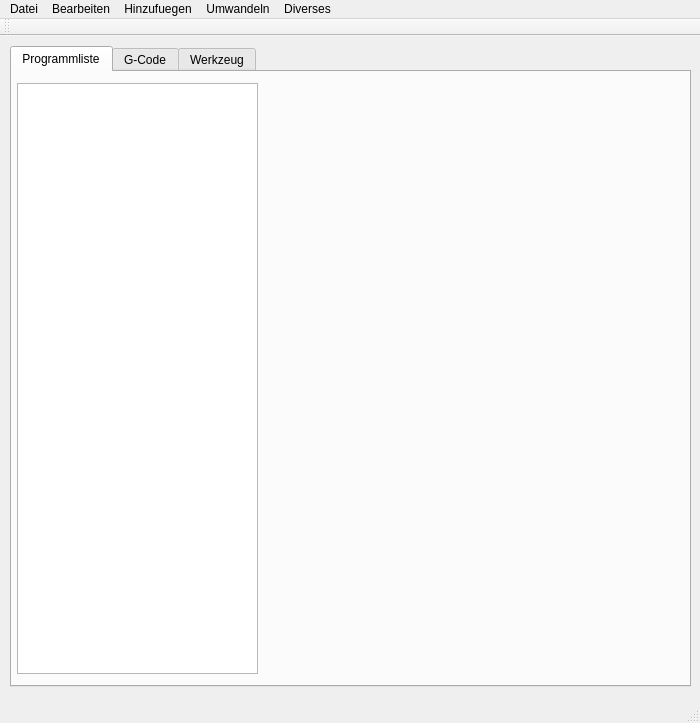
TischlerWilly/GCodeGenerator, file mainwindow.ui: the form before one commit.
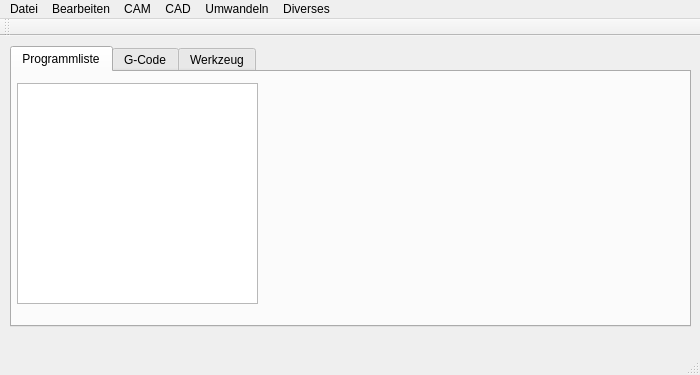
The form after the commit.

Patch:
```diff
--- a/mainwindow.ui
+++ b/mainwindow.ui
@@ -7,7 +7,7 @@
     <x>0</x>
     <y>0</y>
     <width>700</width>
-    <height>723</height>
+    <height>375</height>
    </rect>
   </property>
   <widget class="QWidget" name="centralWidget">
@@ -17,7 +17,7 @@
       <x>10</x>
       <y>10</y>
       <width>681</width>
-      <height>641</height>
+      <height>281</height>
      </rect>
     </property>
     <property name="maximumSize">
@@ -39,7 +39,7 @@
         <x>5</x>
         <y>11</y>
         <width>241</width>
-        <height>591</height>
+        <height>221</height>
        </rect>
       </property>
       <property name="selectionMode">
@@ -212,7 +212,7 @@
    </widget>
    <widget class="QMenu" name="menuHinzufuegen">
     <property name="title">
-     <string>Hinzufuegen</string>
+     <string>CAM</string>
     </property>
     <addaction name="actionMakeProgrammkopf"/>
     <addaction name="actionMakeProgrammende"/>
@@ -236,9 +236,16 @@
     <addaction name="actionKreis_in_Kreistasche_umwandeln"/>
     <addaction name="actionKreistasche_in_Kreis_umwandeln"/>
    </widget>
+   <widget class="QMenu" name="menuCAD">
+    <property name="title">
+     <string>CAD</string>
+    </property>
+    <addaction name="actionMakeKreis"/>
+   </widget>
    <addaction name="menuDatei"/>
    <addaction name="menuBearbeiten"/>
    <addaction name="menuHinzufuegen"/>
+   <addaction name="menuCAD"/>
    <addaction name="menuUmwandeln"/>
    <addaction name="menuMen"/>
   </widget>
```
Left out of the diff: 7 changed lines with no effect on the pictures.
